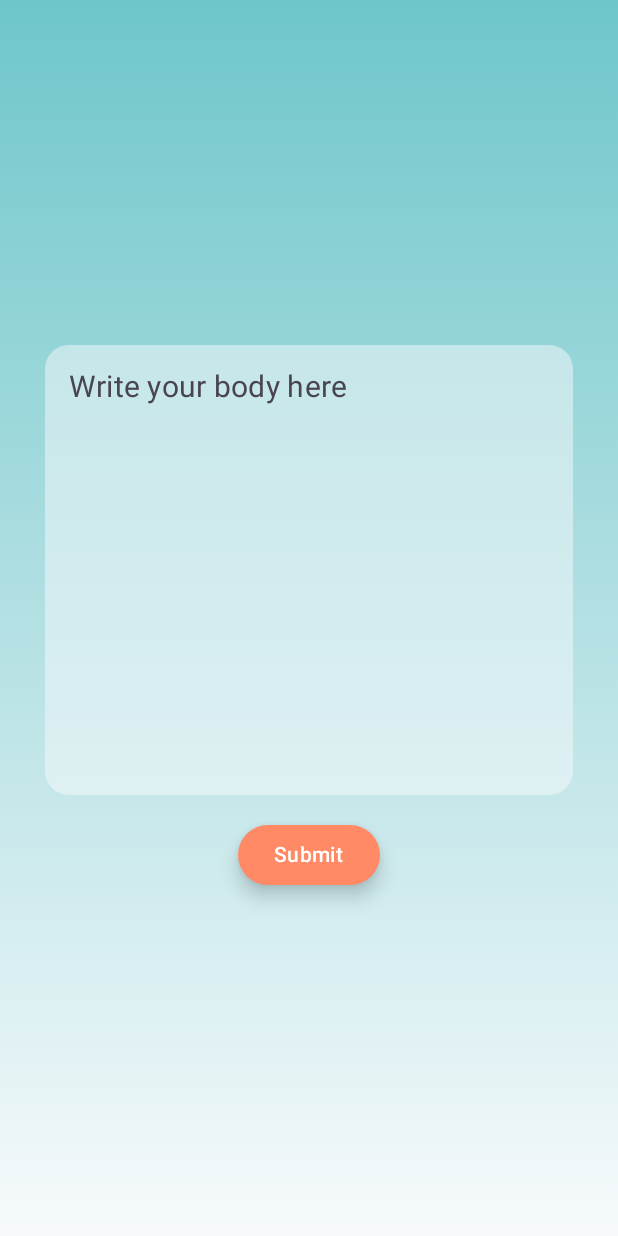
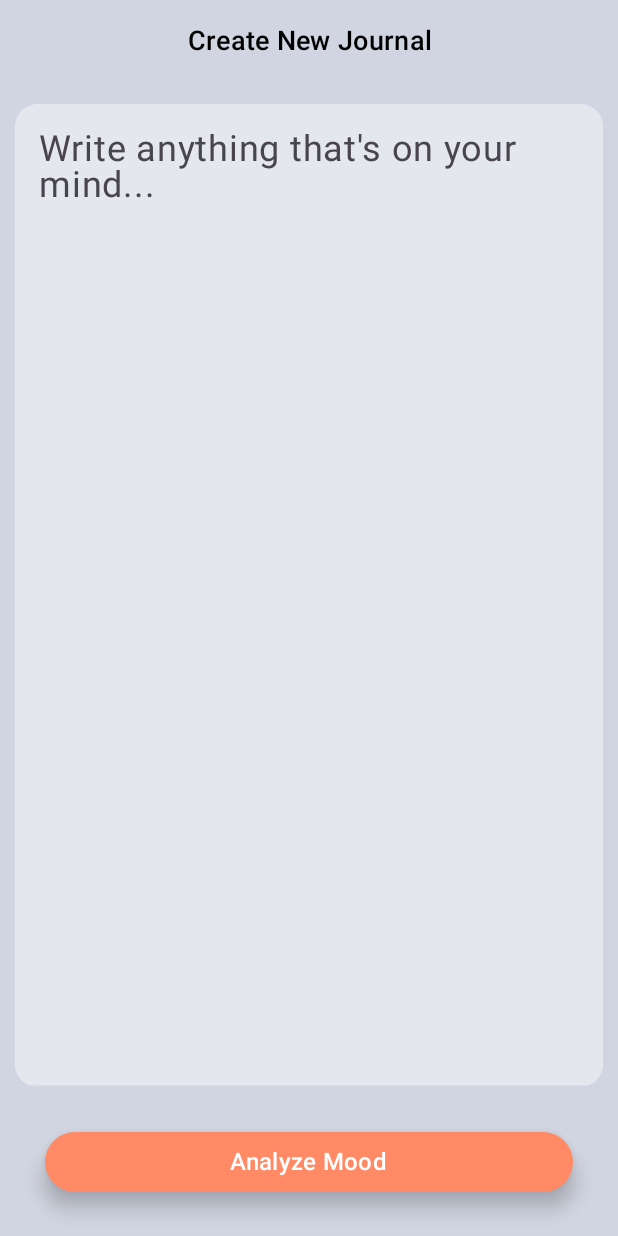
Before and after one commit to DroidSU/MindMate, an Android app built with Jetpack Compose: the NewJournalActivity screen opened directly, with no data from a screen before it, on a phone screen of 412 x 824 dp. Run offline under Robolectric (Android 15) with nearby library versions, the phone set to English and light mode, and no system bars.

Commit message:
Fixed some UI issues Added bottom sheet to display mood analysis
Signed-off-by: Sujoy Datta <sujoydatta26@gmail.com>

```diff
--- a/app/src/main/java/com/sujoy/mindmate/ui/theme/Theme.kt
+++ b/app/src/main/java/com/sujoy/mindmate/ui/theme/Theme.kt
@@ -8,6 +8,7 @@ import androidx.compose.material3.dynamicDarkColorScheme
 import androidx.compose.material3.dynamicLightColorScheme
 import androidx.compose.material3.lightColorScheme
 import androidx.compose.runtime.Composable
+import androidx.compose.ui.graphics.Color.Companion.Black
 import androidx.compose.ui.graphics.Color.Companion.White
 import androidx.compose.ui.platform.LocalContext
 
@@ -31,6 +32,7 @@ private val LightColorScheme = lightColorScheme(
     background = BackgroundMistyWhite,
     surface = BackgroundMistyWhite,
     onPrimary = White,
+    onSecondary = Black,
     onBackground = TextPrimary,
     onSurface = TextSecondary,
     primaryContainer = FABBackground
--- a/app/src/main/java/com/sujoy/mindmate/views/AuthenticationActivity.kt
+++ b/app/src/main/java/com/sujoy/mindmate/views/AuthenticationActivity.kt
@@ -101,7 +101,7 @@ fun SignInPage(viewModel: AuthenticationViewModel = viewModel()) {
                 Brush.verticalGradient(
                     colors = listOf(
                         MaterialTheme.colorScheme.primary,
-                        MaterialTheme.colorScheme.background
+                        MaterialTheme.colorScheme.secondary
                     )
                 )
             )
--- a/app/src/main/java/com/sujoy/mindmate/views/MainActivity.kt
+++ b/app/src/main/java/com/sujoy/mindmate/views/MainActivity.kt
@@ -76,7 +76,7 @@ private fun MainScreen(viewModel: MainActivityViewModel = viewModel()) {
                 Brush.verticalGradient(
                     colors = listOf(
                         MaterialTheme.colorScheme.primary,
-                        MaterialTheme.colorScheme.background
+                        MaterialTheme.colorScheme.secondary
                     )
                 )
             )
--- a/app/src/main/java/com/sujoy/mindmate/views/NewJournalActivity.kt
+++ b/app/src/main/java/com/sujoy/mindmate/views/NewJournalActivity.kt
@@ -8,6 +8,7 @@ import androidx.compose.foundation.background
 import androidx.compose.foundation.layout.Arrangement
 import androidx.compose.foundation.layout.Box
 import androidx.compose.foundation.layout.Column
+import androidx.compose.foundation.layout.Row
 import androidx.compose.foundation.layout.Spacer
 import androidx.compose.foundation.layout.fillMaxSize
 import androidx.compose.foundation.layout.fillMaxWidth
@@ -17,13 +18,16 @@ import androidx.compose.foundation.shape.RoundedCornerShape
 import androidx.compose.material3.Button
 import androidx.compose.material3.ButtonDefaults
 import androidx.compose.material3.CircularProgressIndicator
+import androidx.compose.material3.ExperimentalMaterial3Api
 import androidx.compose.material3.MaterialTheme
+import androidx.compose.material3.ModalBottomSheet
 import androidx.compose.material3.Scaffold
 import androidx.compose.material3.SnackbarHost
 import androidx.compose.material3.SnackbarHostState
 import androidx.compose.material3.Text
 import androidx.compose.material3.TextField
 import androidx.compose.material3.TextFieldDefaults
+import androidx.compose.material3.rememberModalBottomSheetState
 import androidx.compose.runtime.Composable
 import androidx.compose.runtime.LaunchedEffect
 import androidx.compose.runtime.collectAsState
@@ -31,15 +35,18 @@ import androidx.compose.runtime.getValue
 import androidx.compose.runtime.mutableStateOf
 import androidx.compose.runtime.remember
 import androidx.compose.runtime.rememberCoroutineScope
+import androidx.compose.runtime.setValue
 import androidx.compose.ui.Alignment
 import androidx.compose.ui.Modifier
-import androidx.compose.ui.graphics.Brush
+import androidx.compose.ui.draw.clip
 import androidx.compose.ui.graphics.Color
 import androidx.compose.ui.text.font.FontWeight
+import androidx.compose.ui.text.style.TextAlign
 import androidx.compose.ui.tooling.preview.Preview
 import androidx.compose.ui.unit.dp
 import androidx.compose.ui.unit.sp
 import androidx.lifecycle.viewmodel.compose.viewModel
+import com.sujoy.mindmate.models.AnalyzedMoodObject
 import com.sujoy.mindmate.ui.theme.MindMateTheme
 import com.sujoy.mindmate.vm.NewJournalViewModel
 import kotlinx.coroutines.launch
@@ -57,15 +64,13 @@ class NewJournalActivity : ComponentActivity() {
 }
 
 
+@OptIn(ExperimentalMaterial3Api::class)
 @Composable
 private fun JournalScreen(viewModel: NewJournalViewModel? = viewModel()) {
     val journalBody by viewModel?.journalBody?.collectAsState()
-        ?: remember { mutableStateOf("Preview text") }
+        ?: remember { mutableStateOf("Write anything that's on your mind...") }
     val isAnalyzing by viewModel?.isAnalyzing?.collectAsState()
         ?: remember { mutableStateOf(false) }
-
-//    val context = LocalContext.current
-
     val analysisResult by viewModel?.analysisResult?.collectAsState() ?: remember {
         mutableStateOf(
             null
@@ -74,67 +79,100 @@ private fun JournalScreen(viewModel: NewJournalViewModel? = viewModel()) {
     val snackbarHostState = remember { SnackbarHostState() }
     val scope = rememberCoroutineScope()
 
-    // Use LaunchedEffect to show the Snackbar when the result changes
+    val sheetState = rememberModalBottomSheetState()
+    var showSheet by remember { mutableStateOf(false) }
+
+
+    // Use LaunchedEffect to show the Snackbar or Bottom Sheet when the result changes
     LaunchedEffect(analysisResult) {
         analysisResult?.let { result ->
-            val snackbarMessage = result.fold(
-                onSuccess = { "Mood: ${it.mood}. ${it.message}" },
-                onFailure = { "Error: ${it.localizedMessage}" }
+            result.fold(
+                onSuccess = {
+                    showSheet = true
+                },
+                onFailure = {
+                    scope.launch {
+                        snackbarHostState.showSnackbar("Error: ${it.localizedMessage}")
+                    }
+                }
             )
-
-            scope.launch {
-                snackbarHostState.showSnackbar(snackbarMessage)
-            }
-            viewModel?.onSnackbarShown()
         }
     }
+
+    if (showSheet) {
+        ModalBottomSheet(
+            onDismissRequest = {
+                showSheet = false
+                viewModel?.onSnackbarShown() // Resets the state in VM
+            },
+            sheetState = sheetState
+        ) {
+            analysisResult?.getOrNull()?.let {
+                showMoodSheet(
+                    moodObject = it,
+                    onDismiss = {
+                        scope.launch { sheetState.hide() }.invokeOnCompletion {
+                            if (!sheetState.isVisible) {
+                                showSheet = false
+                                viewModel?.onSnackbarShown() // Resets the state in VM
+                            }
+                        }
+                    }
+                )
+            }
+        }
+    }
+
 
     Box(
         modifier = Modifier
             .fillMaxSize()
-            .background(
-                Brush.verticalGradient(
-                    colors = listOf(
-                        MaterialTheme.colorScheme.primary,
-                        MaterialTheme.colorScheme.background
-                    )
-                )
-            )
+            .background(MaterialTheme.colorScheme.secondary)
     ) {
         Scaffold(
             containerColor = Color.Transparent,
             snackbarHost = { SnackbarHost(hostState = snackbarHostState) },
         ) { innerPadding ->
             Column(
+                horizontalAlignment = Alignment.CenterHorizontally,
                 modifier = Modifier
                     .padding(innerPadding)
-                    .padding(horizontal = 30.dp, vertical = 16.dp)
+                    .padding(vertical = 15.dp)
                     .fillMaxSize(),
-                verticalArrangement = Arrangement.Center,
-                horizontalAlignment = Alignment.CenterHorizontally,
             ) {
+                Header()
+                Spacer(modifier = Modifier.height(30.dp))
                 TextField(
                     value = journalBody,
                     onValueChange = { viewModel?.updateJournalBody(it) },
                     placeholder = {
                         Text(
-                            "Write your body here",
-                            fontSize = 20.sp,
-                            style = MaterialTheme.typography.bodyMedium
+                            "Write anything that's on your mind...",
+                            fontSize = 24.sp,
+                            style = MaterialTheme.typography.bodyLarge
                         )
                     },
                     modifier = Modifier
                         .fillMaxWidth()
-                        .height(300.dp),
-                    shape = RoundedCornerShape(16.dp),
+                        .padding(horizontal = 10.dp)
+                        .weight(1f)
+                        .clip(RoundedCornerShape(15.dp)),
                     colors = TextFieldDefaults.colors(
-                        focusedContainerColor = MaterialTheme.colorScheme.surface.copy(alpha = 0.5f),
+//                        focusedContainerColor = MaterialTheme.colorScheme.surface.copy(alpha = 0.5f),
+//                        disabledContainerColor = MaterialTheme.colorScheme.surface.copy(alpha = 0.5f),
                         unfocusedContainerColor = MaterialTheme.colorScheme.surface.copy(alpha = 0.5f),
-                        disabledContainerColor = MaterialTheme.colorScheme.surface.copy(alpha = 0.5f),
-                        focusedIndicatorColor = Color.Transparent,
-                        unfocusedIndicatorColor = Color.Transparent,
-                        disabledIndicatorColor = Color.Transparent
-                    )
+                        focusedContainerColor = MaterialTheme.colorScheme.surface,
+                        focusedIndicatorColor = MaterialTheme.colorScheme.secondary,
+                        unfocusedIndicatorColor = MaterialTheme.colorScheme.secondary,
+                        disabledIndicatorColor = Color.Transparent,
+                        cursorColor = Color.Black,
+                        focusedTextColor = MaterialTheme.colorScheme.onSecondary,
+                        unfocusedTextColor = MaterialTheme.colorScheme.onSecondary,
+                    ),
+                    textStyle = MaterialTheme.typography.bodyLarge.copy(
+                        lineHeight = 40.sp,
+                        fontSize = 24.sp
+                    ),
                 )
                 Spacer(modifier = Modifier.height(16.dp))
                 if (isAnalyzing) {
@@ -146,18 +184,80 @@ private fun JournalScreen(viewModel: NewJournalViewModel? = viewModel()) {
                             viewModel?.onSubmitTap()
                         },
                         elevation = ButtonDefaults.buttonElevation(8.dp),
-                        colors = ButtonDefaults.buttonColors(containerColor = MaterialTheme.colorScheme.primaryContainer)
+                        colors = ButtonDefaults.buttonColors(containerColor = MaterialTheme.colorScheme.primaryContainer),
+                        modifier = Modifier
+                            .fillMaxWidth()
+                            .padding(horizontal = 30.dp, vertical = 10.dp)
                     ) {
                         Text(
-                            "Submit",
-                            style = MaterialTheme.typography.bodyMedium,
+                            "Analyze Mood",
+                            style = MaterialTheme.typography.titleMedium,
                             fontWeight = FontWeight.Medium,
-                            color = MaterialTheme.colorScheme.onPrimary
+                            color = MaterialTheme.colorScheme.onPrimary,
+                            fontSize = 16.sp
                         )
                     }
                 }
             }
         }
+    }
+}
+
+@Composable
+private fun showMoodSheet(moodObject: AnalyzedMoodObject, onDismiss: () -> Unit) {
+    val emoji = when (moodObject.mood.uppercase()) {
+        "HAPPY" -> "😄"
+        "SAD" -> "😢"
+        "ANGRY" -> "😠"
+        "STRESSED" -> "😫"
+        "ANXIOUS" -> "😟"
+        "RELAXED" -> "😌"
+        "MOTIVATED" -> "🔥"
+        else -> "😐" // Neutral or default
+    }
+
+    Column(
+        modifier = Modifier
+            .fillMaxWidth()
+            .padding(16.dp),
+        horizontalAlignment = Alignment.CenterHorizontally,
+        verticalArrangement = Arrangement.spacedBy(16.dp)
+    ) {
+        Spacer(modifier = Modifier.height(10.dp))
+        Text(text = emoji, fontSize = 80.sp)
+        Text(
+            text = moodObject.message,
+            style = MaterialTheme.typography.titleMedium,
+            textAlign = TextAlign.Center
+        )
+        Spacer(modifier = Modifier.height(10.dp))
+        Button(
+            onClick = onDismiss,
+            modifier = Modifier
+                .fillMaxWidth()
+                .padding(horizontal = 16.dp)
+        ) {
+            Text("Done")
+        }
+        Spacer(modifier = Modifier.height(20.dp))
+    }
+}
+
+@Composable
+private fun Header() {
+    Row(
+        verticalAlignment = Alignment.Top,
+        modifier = Modifier.fillMaxWidth()
+    ) {
+//        Icon(Icons.Filled.ArrowBackIosNew, tint = Color.Black, contentDescription = "Back Icon")
+        Text(
+            "Create New Journal",
+            modifier = Modifier.fillMaxWidth(),
+            style = MaterialTheme.typography.titleMedium,
+            color = Color.Black,
+            textAlign = TextAlign.Center,
+            fontSize = 18.sp
+        )
     }
 }
 
```
